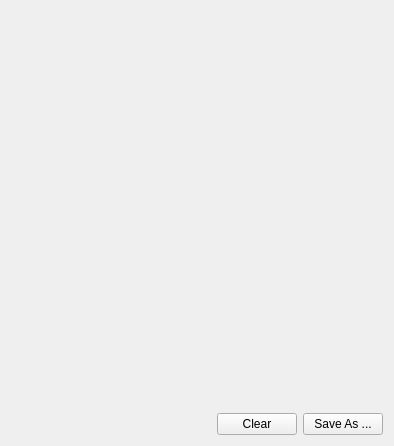
Qt form activemq-monitor/DetailsPane.ui (hiamitbhardwaj/ianzepp) before a commit.
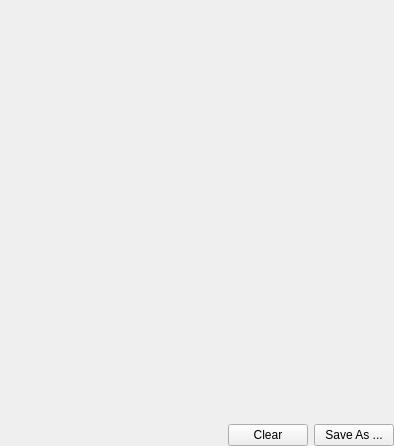
The same form after that commit.

What changed in the file:
```diff
--- a/activemq-monitor/DetailsPane.ui
+++ b/activemq-monitor/DetailsPane.ui
@@ -15,6 +15,9 @@
   </property>
   <layout class="QVBoxLayout" name="verticalLayout">
    <property name="spacing">
+    <number>6</number>
+   </property>
+   <property name="margin">
     <number>0</number>
    </property>
    <item>
```
